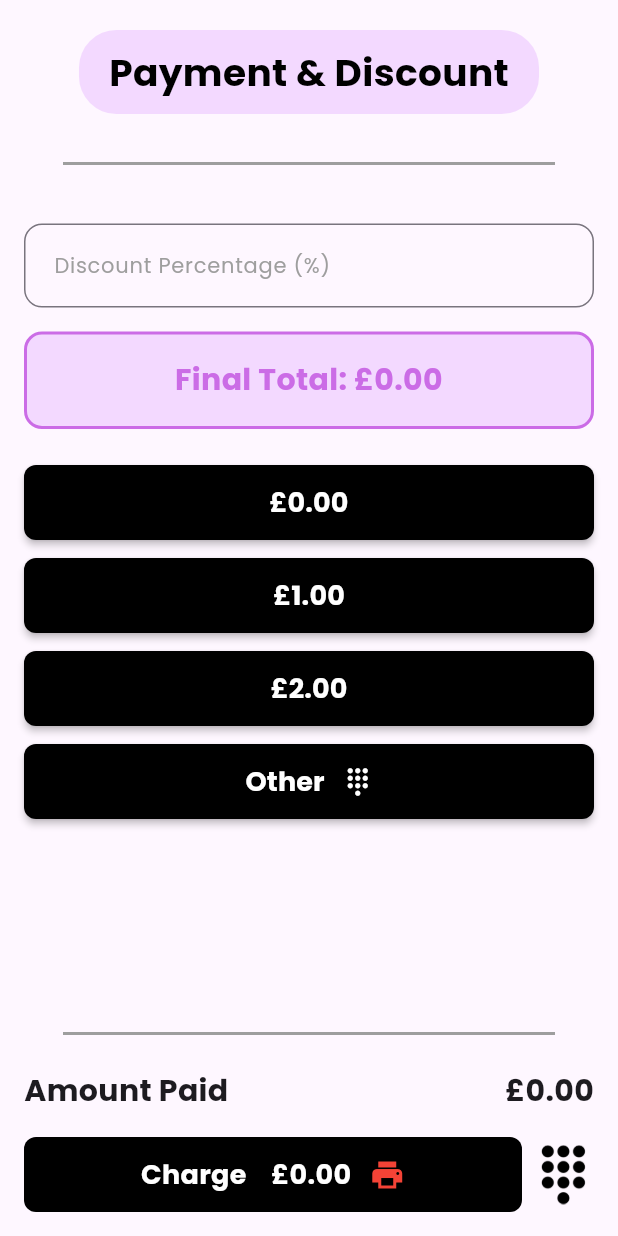
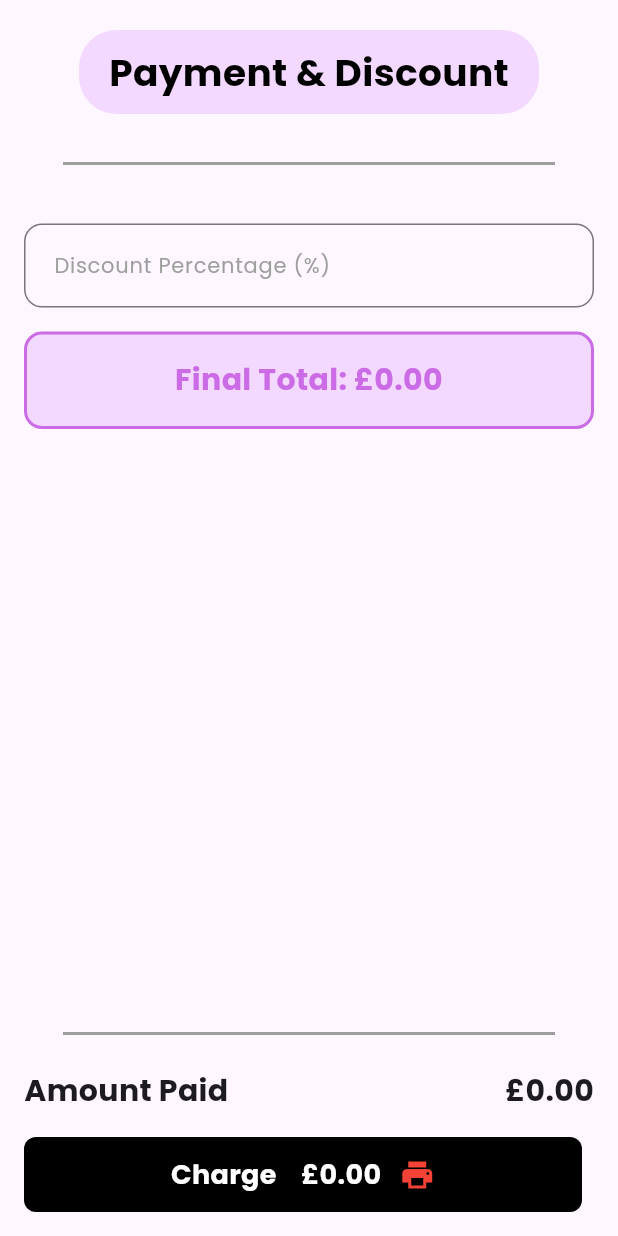
Before and after one commit to Zain-surge/POS-MOBILE, a Flutter app: the PaymentWidget widget shown alone on an empty page, opened directly with empty values, on a phone screen of 412 x 824 dp. Run offline on Flutter 3.47's test engine with Material 3 defaults, Android fonts, the light colour scheme and no system bars; our stand-ins replace fl_chart, flutter_blue_plus, pdf, permission_handler, printing, share_plus and 1 more; missing offline and left inert: esc_pos_utils_plus, print_bluetooth_thermal, usb_serial; accounts and stored records are empty; network calls fail.

Commit message:
minor fixes

```diff
--- a/lib/payment_details_widget.dart
+++ b/lib/payment_details_widget.dart
@@ -41,7 +41,17 @@ class _PaymentWidgetState extends State<PaymentWidget> {
   void initState() {
     super.initState();
     _discountedTotal = widget.subtotal;
-    _selectedAmount = widget.subtotal;
+    _selectedAmount = _discountedTotal; // Default to discounted total
+
+    // If payment type is 'card', automatically enable custom amount mode
+    // and pre-fill the amount with the discounted total.
+    if (widget.paymentType.toLowerCase() == 'card') {
+      _isCustomAmountMode = true;
+      _amountPaidController.text = _discountedTotal.toStringAsFixed(2);
+    } else {
+      _isCustomAmountMode = false;
+    }
+
     _discountPercentageController.addListener(_calculateDiscountedTotal);
     _amountPaidController.addListener(_onAmountPaidChanged);
     _calculatePresetAmounts();
@@ -59,15 +69,9 @@ class _PaymentWidgetState extends State<PaymentWidget> {
   }
 
   void _onAmountPaidChanged() {
-    if (_isCustomAmountMode) {
+    if (_isCustomAmountMode || widget.paymentType.toLowerCase() == 'card') {
       String text = _amountPaidController.text;
       double amount = double.tryParse(text) ?? 0.0;
-      if (amount == 0.0 && text.isNotEmpty) {
-        // This logic seems a bit unusual. If the user types '0' or an invalid number,
-        // it defaults to _discountedTotal. This might confuse the user.
-        // Consider if you really want this, or if you want it to remain 0.
-        amount = _discountedTotal;
-      }
       setState(() {
         _selectedAmount = amount;
       });
@@ -76,50 +80,44 @@ class _PaymentWidgetState extends State<PaymentWidget> {
   }
 
   void _calculatePresetAmounts() {
+    if (widget.paymentType.toLowerCase() == 'cash') {
       double exactAmount = _discountedTotal;
 
-    // Find the next round number (5, 10, 15, 20, etc.)
       double nextRoundFive = (exactAmount / 5).ceil() * 5.0;
       double nextRoundTen = (exactAmount / 10).ceil() * 10.0;
 
-    // Ensure we have three different amounts
       List<double> amounts = [exactAmount];
 
-    // Add next round five if it's different from exact amount
       if (nextRoundFive > exactAmount && !amounts.contains(nextRoundFive)) {
         amounts.add(nextRoundFive);
       }
 
-    // Add next round ten if it's different and we need more options
       if (nextRoundTen > exactAmount && !amounts.contains(nextRoundTen) && amounts.length < 3) {
         amounts.add(nextRoundTen);
       }
 
-    // If we still need more options, add incremental amounts
       while (amounts.length < 3) {
         double lastAmount = amounts.last;
         double nextAmount;
 
         if (lastAmount < 10) {
-        nextAmount = lastAmount + 1.0; // Add £1 for amounts under £10
+          nextAmount = lastAmount + 1.0;
         } else if (lastAmount < 20) {
-        nextAmount = lastAmount + 2.0; // Add £2 for amounts £10-£20
+          nextAmount = lastAmount + 2.0;
         } else {
-        nextAmount = lastAmount + 5.0; // Add £5 for amounts over £20
+          nextAmount = lastAmount + 5.0;
         }
 
-      // Ensure we don't add the exact amount again if already present due to rounding.
-      // And also prevent adding the same amount if it was generated by a different rule.
-      if (!amounts.contains(nextAmount) && (nextAmount - exactAmount).abs() > 0.001) { // Check for floating point equality
+        if (!amounts.contains(nextAmount) && (nextAmount - exactAmount).abs() > 0.001) {
           amounts.add(nextAmount);
         } else {
-        // Break if we are generating amounts that are too close or already exist.
-        // This prevents infinite loops if amounts can't be distinctly generated.
           break;
         }
       }
-
       _presetAmounts = amounts.take(3).toList();
+    } else {
+      _presetAmounts = []; // No preset amounts for card payments
+    }
   }
 
   Future<void> _checkPrinterStatus() async {
@@ -159,10 +157,16 @@ class _PaymentWidgetState extends State<PaymentWidget> {
       _discountedTotal = widget.subtotal * (1 - (discount / 100));
       _calculatePresetAmounts();
 
-      // Reset selected amount to exact amount after discount change
+      // Adjust selected amount and custom mode based on payment type
+      if (widget.paymentType.toLowerCase() == 'card') {
+        _selectedAmount = _discountedTotal;
+        _amountPaidController.text = _discountedTotal.toStringAsFixed(2);
+        _isCustomAmountMode = true; // Stay in custom mode for card
+      } else {
         _selectedAmount = _discountedTotal;
         _isCustomAmountMode = false;
         _amountPaidController.clear();
+      }
       _calculateChange();
     });
   }
@@ -189,7 +193,6 @@ class _PaymentWidgetState extends State<PaymentWidget> {
       _selectedAmount = _discountedTotal;
       _calculateChange();
     });
-    // Focus on the amount paid field after a short delay
     Future.delayed(const Duration(milliseconds: 100), () {
       if (mounted) {
         _amountPaidFocusNode.requestFocus();
@@ -199,10 +202,8 @@ class _PaymentWidgetState extends State<PaymentWidget> {
 
   @override
   Widget build(BuildContext context) {
-    // Wrap the entire Column with GestureDetector
     return GestureDetector(
       onTap: () {
-        // This line unfocuses the current focus node, effectively closing the keyboard.
         FocusScope.of(context).unfocus();
       },
       child: Column(
@@ -316,7 +317,8 @@ class _PaymentWidgetState extends State<PaymentWidget> {
 
                     const SizedBox(height: 24),
 
-                    // Preset Amount Buttons
+                    // Conditional rendering of preset amount buttons or direct amount input
+                    if (widget.paymentType.toLowerCase() == 'cash')
                       Column(
                         children: [
                           for (int i = 0; i < _presetAmounts.length; i++)
@@ -330,7 +332,7 @@ class _PaymentWidgetState extends State<PaymentWidget> {
                                   style: ElevatedButton.styleFrom(
                                     backgroundColor: _selectedAmount == _presetAmounts[i] && !_isCustomAmountMode
                                         ? Colors.black
-                                      : Colors.black, // Still black for consistency
+                                        : Colors.black,
                                     foregroundColor: Colors.white,
                                     shape: RoundedRectangleBorder(
                                       borderRadius: BorderRadius.circular(8),
@@ -348,25 +350,25 @@ class _PaymentWidgetState extends State<PaymentWidget> {
                                 ),
                               ),
                             ),
-
-                        // Other button with keyboard icon
                           SizedBox(
                             width: double.infinity,
                             height: 50,
                             child: ElevatedButton(
                               onPressed: _enableCustomAmountMode,
                               style: ElevatedButton.styleFrom(
-                              backgroundColor: _isCustomAmountMode ? Colors.grey[800] : Colors.black,
+                                backgroundColor: _isCustomAmountMode && widget.paymentType.toLowerCase() == 'cash'
+                                    ? Colors.grey[800]
+                                    : Colors.black,
                                 foregroundColor: Colors.white,
                                 shape: RoundedRectangleBorder(
                                   borderRadius: BorderRadius.circular(8),
                                 ),
                                 elevation: 2,
                               ),
-                            child: Row(
+                              child: const Row(
                                 mainAxisAlignment: MainAxisAlignment.center,
                                 children: [
-                                const Text(
+                                  Text(
                                     'Other',
                                     style: TextStyle(
                                       fontSize: 18,
@@ -374,14 +376,51 @@ class _PaymentWidgetState extends State<PaymentWidget> {
                                       fontFamily: 'Poppins',
                                     ),
                                   ),
-                                const SizedBox(width: 12),
-                                const Icon(
+                                  SizedBox(width: 12),
+                                  Icon(
                                     Icons.dialpad,
                                     size: 20,
                                     color: Colors.white,
                                   ),
                                 ],
                               ),
+                            ),
+                          ),
+                        ],
+                      )
+                    else if (widget.paymentType.toLowerCase() == 'card')
+                    // For card payments, just show the editable amount paid field directly
+                    // This avoids the 'Other' button or preset options for cards.
+                      Row(
+                        mainAxisAlignment: MainAxisAlignment.spaceBetween,
+                        children: [
+                          const Text(
+                            'Amount Paid',
+                            style: TextStyle(
+                              fontSize: 20,
+                              fontWeight: FontWeight.bold,
+                              fontFamily: 'Poppins',
+                            ),
+                          ),
+                          SizedBox(
+                            width: 120,
+                            child: TextFormField(
+                              controller: _amountPaidController,
+                              focusNode: _amountPaidFocusNode,
+                              textAlign: TextAlign.right,
+                              style: const TextStyle(
+                                fontSize: 20,
+                                fontWeight: FontWeight.bold,
+                                fontFamily: 'Poppins',
+                              ),
+                              decoration: const InputDecoration(
+                                prefixText: '£',
+                                border: UnderlineInputBorder(),
+                                contentPadding: EdgeInsets.symmetric(vertical: 0),
+                                isDense: true,
+                              ),
+                              keyboardType: const TextInputType.numberWithOptions(decimal: true),
+                              inputFormatters: [FilteringTextInputFormatter.allow(RegExp(r'^\d*\.?\d{0,2}$'))],
                             ),
                           ),
                         ],
@@ -402,9 +441,10 @@ class _PaymentWidgetState extends State<PaymentWidget> {
             padding: const EdgeInsets.all(16.0),
             child: Column(
               children: [
-                // Payment summary - Show Amount Paid section when in custom mode or when there's change
-                if (_isCustomAmountMode || _selectedAmount >= _discountedTotal) ...[
-                  // Amount Paid Row - Editable when in custom mode
+                // Payment summary - Always show Amount Paid section for card,
+                // or when in custom mode or when there's change for cash
+                if (widget.paymentType.toLowerCase() == 'card' || _isCustomAmountMode || _selectedAmount >= _discountedTotal) ...[
+                  // Amount Paid Row
                   Row(
                     mainAxisAlignment: MainAxisAlignment.spaceBetween,
                     children: [
@@ -416,7 +456,8 @@ class _PaymentWidgetState extends State<PaymentWidget> {
                           fontFamily: 'Poppins',
                         ),
                       ),
-                      if (_isCustomAmountMode)
+                      // Editable for card or when in custom mode for cash
+                      if (widget.paymentType.toLowerCase() == 'card' || _isCustomAmountMode)
                         SizedBox(
                           width: 120,
                           child: TextFormField(
@@ -438,7 +479,7 @@ class _PaymentWidgetState extends State<PaymentWidget> {
                             inputFormatters: [FilteringTextInputFormatter.allow(RegExp(r'^\d*\.?\d{0,2}$'))],
                           ),
                         )
-                      else
+                      else // Display selected amount for cash if not in custom mode
                         Text(
                           '£${_selectedAmount.toStringAsFixed(2)}',
                           style: const TextStyle(
@@ -449,7 +490,8 @@ class _PaymentWidgetState extends State<PaymentWidget> {
                         ),
                     ],
                   ),
-                  if (_selectedAmount > _discountedTotal) ...[
+                  // Change Due for cash payments only
+                  if (_selectedAmount > _discountedTotal && widget.paymentType.toLowerCase() == 'cash') ...[
                     const SizedBox(height: 4),
                     Row(
                       mainAxisAlignment: MainAxisAlignment.spaceBetween,
@@ -476,6 +518,7 @@ class _PaymentWidgetState extends State<PaymentWidget> {
                     ),
                   ],
                 ] else ...[
+                  // For cash when amount paid is less than or equal to discounted total and not in custom mode
                   Row(
                     mainAxisAlignment: MainAxisAlignment.spaceBetween,
                     children: [
@@ -509,11 +552,21 @@ class _PaymentWidgetState extends State<PaymentWidget> {
                         cursor: SystemMouseCursors.click,
                         child: GestureDetector(
                           onTap: () async {
-                            // Validation
-                            if (_selectedAmount < _discountedTotal) {
+                            // Validation for card payments: amount paid cannot be less than total
+                            if (widget.paymentType.toLowerCase() == 'card' && _selectedAmount < _discountedTotal) {
                               ScaffoldMessenger.of(context).showSnackBar(
                                 const SnackBar(
-                                  content: Text('Amount must be greater than or equal to the final total.'),
+                                  content: Text('For card payments, amount paid cannot be less than the total.'),
+                                  backgroundColor: Colors.red,
+                                ),
+                              );
+                              return;
+                            }
+                            // General validation for cash: amount paid must be sufficient
+                            if (widget.paymentType.toLowerCase() == 'cash' && _selectedAmount < _discountedTotal) {
+                              ScaffoldMessenger.of(context).showSnackBar(
+                                const SnackBar(
+                                  content: Text('Amount paid must be greater than or equal to the final total.'),
                                   backgroundColor: Colors.red,
                                 ),
                               );
@@ -523,7 +576,7 @@ class _PaymentWidgetState extends State<PaymentWidget> {
                             await _checkPrinterStatus();
 
                             final paymentDetails = PaymentDetails(
-                              paymentType: widget.paymentType, // Use the passed payment type
+                              paymentType: widget.paymentType,
                               amountReceived: _selectedAmount,
                               discountPercentage: double.tryParse(_discountPercentageController.text) ?? 0.0,
                               totalCharge: _discountedTotal,
@@ -573,33 +626,6 @@ class _PaymentWidgetState extends State<PaymentWidget> {
                       ),
                     ),
                     const SizedBox(width: 8),
-                    MouseRegion(
-                      cursor: SystemMouseCursors.click,
-                      child: GestureDetector(
-                        onTap: () async {
-                          if (_selectedAmount < _discountedTotal) {
-                            ScaffoldMessenger.of(context).showSnackBar(
-                              const SnackBar(
-                                content: Text('Amount must be greater than or equal to the final total.'),
-                                backgroundColor: Colors.red,
-                              ),
-                            );
-                            return;
-                          }
-
-                          await _checkPrinterStatus();
-
-                          final paymentDetails = PaymentDetails(
-                            paymentType: widget.paymentType, // Use the passed payment type
-                            amountReceived: _selectedAmount,
-                            discountPercentage: double.tryParse(_discountPercentageController.text) ?? 0.0,
-                            totalCharge: _discountedTotal,
-                          );
-                          widget.onPaymentConfirmed(paymentDetails);
-                        },
-                        child: Image.asset('assets/images/men.png', width: 40, height: 40),
-                      ),
-                    ),
                   ],
                 )
               ],
```
Also changed, not shown: lib/active_orders_list.dart (+10 -10 lines), lib/dynamic_order_list_screen.dart (+4 -16 lines), lib/page4.dart (+20 -20 lines), lib/website_orders_screen.dart (+50 -28 lines). Lines whose indentation alone changed are shown as unchanged.
